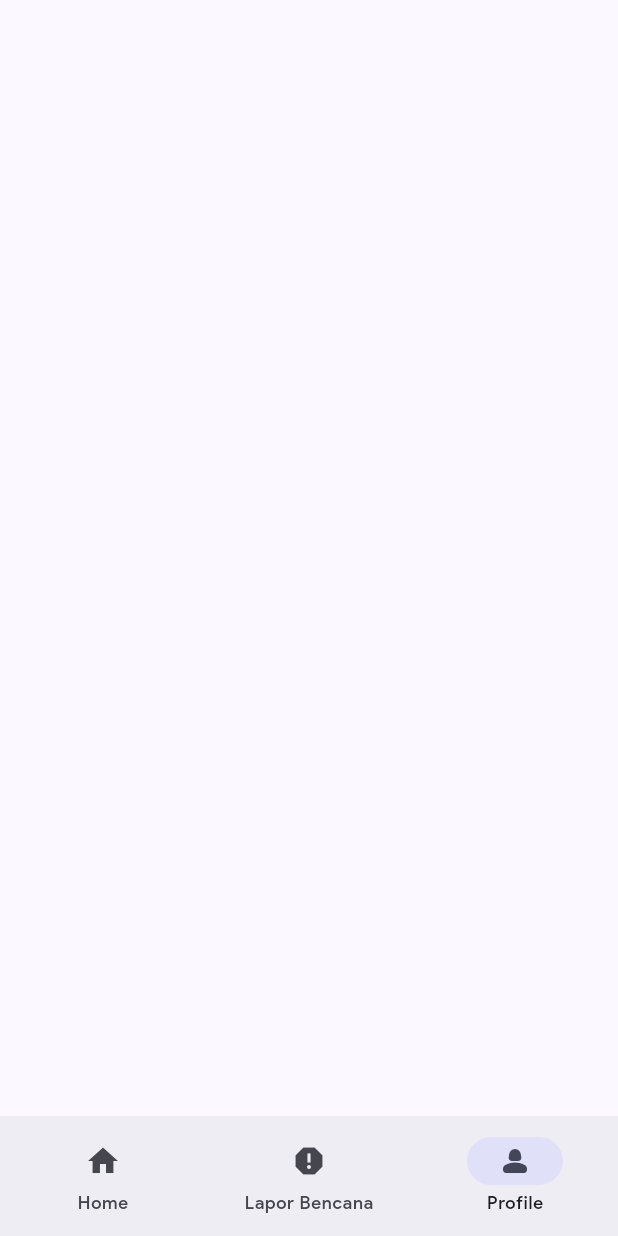
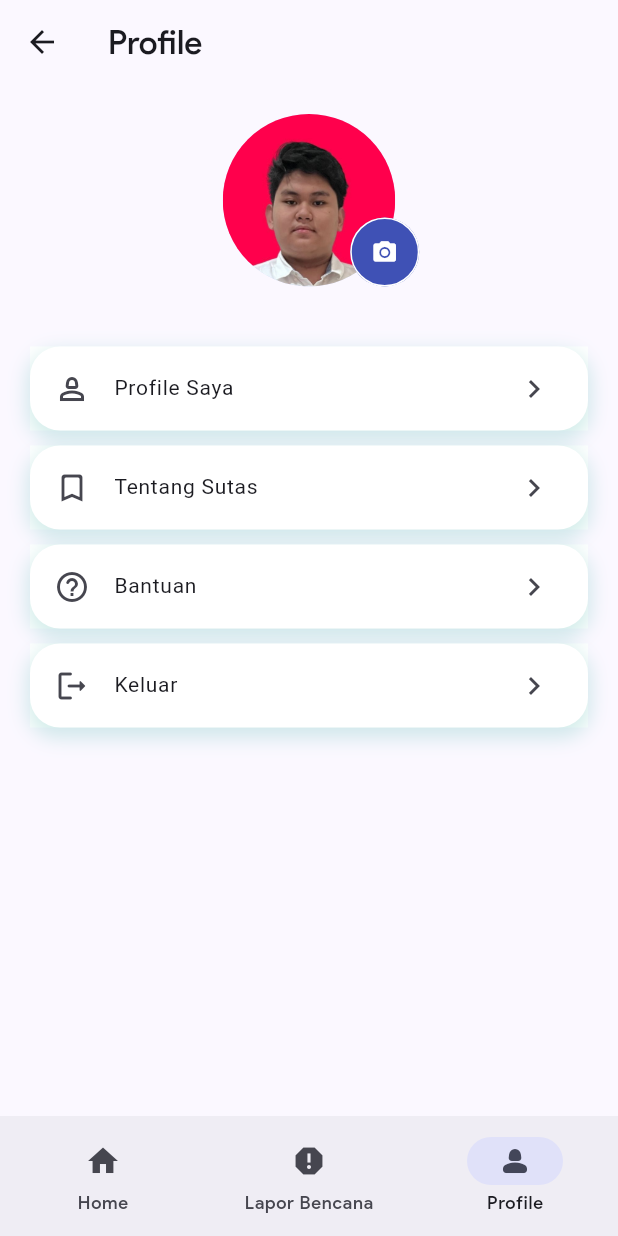
Before and after one commit to memorezasabana/sutasapp, a Flutter app: the BottomBar screen opened directly, item 3 of the bottom bar chosen, on a phone screen of 412 x 824 dp. Run offline on Flutter 3.47's test engine with Material 3 defaults, Android fonts, the phone set to English and light mode, and no system bars; our stand-ins replace flutter_svg, get; Roboto replaces fonts that are missing (ProductSans).

Commit message:
update4mar#2

```diff
--- a/lib/screens/dashboard/bottom_nav_bar.dart
+++ b/lib/screens/dashboard/bottom_nav_bar.dart
@@ -1,6 +1,7 @@
 import 'package:flutter/material.dart';
 import 'package:get/get.dart';
 import 'package:sutasapp/screens/dashboard/dashboard_screen.dart';
+import 'package:sutasapp/screens/profile/profile_page.dart';
 
 class BottomBar extends StatelessWidget {
   const BottomBar({super.key});
@@ -32,5 +33,5 @@ class BottomBar extends StatelessWidget {
 
 class NavigationController extends GetxController {
   final Rx<int> selectedIndex = 0.obs;
-  final screens = [const DashboardScreen(), Container(), Container()];
+  final screens = [const DashboardScreen(), Container(), const ProfileScreen()];
 }
--- a/lib/screens/login_page.dart
+++ b/lib/screens/login_page.dart
@@ -39,7 +39,7 @@ class _LoginPageState extends State<LoginPage> {
         decoration: BoxDecoration(
           color: myColor,
           image: const DecorationImage(
-            image: AssetImage("assets/images/patung.png"),
+            image: AssetImage("assets/images/patung.jpg"),
             fit: BoxFit.cover,
           ),
         ),
--- /dev/null
+++ b/lib/screens/profile/constant.dart
@@ -0,0 +1,48 @@
+import 'package:flutter/material.dart';
+
+const kPrimaryColor = Color(0xFFFF7643);
+const kPrimaryLightColor = Color(0xFFFFECDF);
+const kPrimaryGradientColor = LinearGradient(
+  begin: Alignment.topLeft,
+  end: Alignment.bottomRight,
+  colors: [Color(0xFFFFA53E), Color(0xFFFF7643)],
+);
+const kSecondaryColor = Color(0xFF979797);
+const kTextColor = Colors.black;
+
+const kAnimationDuration = Duration(milliseconds: 200);
+
+const headingStyle = TextStyle(
+  fontSize: 24,
+  fontWeight: FontWeight.bold,
+  color: Colors.black,
+  height: 1.5,
+);
+
+const defaultDuration = Duration(milliseconds: 250);
+
+// Form Error
+final RegExp emailValidatorRegExp =
+    RegExp(r"^[a-zA-Z0-9.]+@[a-zA-Z0-9]+\.[a-zA-Z]+");
+const String kEmailNullError = "Please Enter your email";
+const String kInvalidEmailError = "Please Enter Valid Email";
+const String kPassNullError = "Please Enter your password";
+const String kShortPassError = "Password is too short";
+const String kMatchPassError = "Passwords don't match";
+const String kNamelNullError = "Please Enter your name";
+const String kPhoneNumberNullError = "Please Enter your phone number";
+const String kAddressNullError = "Please Enter your address";
+
+final otpInputDecoration = InputDecoration(
+  contentPadding: const EdgeInsets.symmetric(vertical: 16),
+  border: outlineInputBorder(),
+  focusedBorder: outlineInputBorder(),
+  enabledBorder: outlineInputBorder(),
+);
+
+OutlineInputBorder outlineInputBorder() {
+  return OutlineInputBorder(
+    borderRadius: BorderRadius.circular(16),
+    borderSide: const BorderSide(color: kTextColor),
+  );
+}
--- /dev/null
+++ b/lib/screens/profile/profile_page.dart
@@ -0,0 +1,128 @@
+import 'package:flutter/material.dart';
+import 'package:sutasapp/screens/profile/profile_pic.dart';
+
+class ProfileScreen extends StatelessWidget {
+  static String routeName = "/profile";
+
+  const ProfileScreen({super.key});
+  @override
+  Widget build(BuildContext context) {
+    return Scaffold(
+      appBar: AppBar(
+        title: const Text("Profile"),
+      ),
+      body: SingleChildScrollView(
+        padding: const EdgeInsets.symmetric(vertical: 20),
+        child: Column(
+          children: [
+            const ProfilePic(),
+            const SizedBox(height: 40),
+            Container(
+              margin: const EdgeInsets.only(right: 20, left: 20),
+              decoration: BoxDecoration(
+                  color: Colors.white,
+                  borderRadius: BorderRadius.circular(20),
+                  boxShadow: [
+                    BoxShadow(
+                        offset: const Offset(0, 5),
+                        color: Colors.teal.shade400.withOpacity(.2),
+                        spreadRadius: 2,
+                        blurRadius: 10)
+                  ]),
+              child: const ListTile(
+                title: Text(
+                  "Profile Saya",
+                  style: TextStyle(
+                      fontSize: 14,
+                      fontFamily: 'ProductSans',
+                      fontWeight: FontWeight.normal),
+                ),
+                leading: Icon(Icons.person_2_outlined),
+                tileColor: Colors.white,
+                trailing: Icon(Icons.keyboard_arrow_right),
+              ),
+            ),
+            SizedBox(height: 10),
+            Container(
+              margin: const EdgeInsets.only(right: 20, left: 20),
+              decoration: BoxDecoration(
+                  color: Colors.white,
+                  borderRadius: BorderRadius.circular(20),
+                  boxShadow: [
+                    BoxShadow(
+                        offset: const Offset(0, 5),
+                        color: Colors.teal.shade400.withOpacity(.2),
+                        spreadRadius: 2,
+                        blurRadius: 10)
+                  ]),
+              child: const ListTile(
+                title: Text(
+                  "Tentang Sutas",
+                  style: TextStyle(
+                      fontSize: 14,
+                      fontFamily: 'ProductSans',
+                      fontWeight: FontWeight.normal),
+                ),
+                leading: Icon(Icons.bookmark_outline_rounded),
+                tileColor: Colors.white,
+                trailing: Icon(Icons.keyboard_arrow_right),
+              ),
+            ),
+            SizedBox(height: 10),
+            Container(
+              margin: const EdgeInsets.only(right: 20, left: 20),
+              decoration: BoxDecoration(
+                  color: Colors.white,
+                  borderRadius: BorderRadius.circular(20),
+                  boxShadow: [
+                    BoxShadow(
+                        offset: const Offset(0, 5),
+                        color: Colors.teal.shade400.withOpacity(.2),
+                        spreadRadius: 2,
+                        blurRadius: 10)
+                  ]),
+              child: const ListTile(
+                title: Text(
+                  "Bantuan",
+                  style: TextStyle(
+                      fontSize: 14,
+                      fontFamily: 'ProductSans',
+                      fontWeight: FontWeight.normal),
+                ),
+                leading: Icon(Icons.help_outline_rounded),
+                tileColor: Colors.white,
+                trailing: Icon(Icons.keyboard_arrow_right),
+              ),
+            ),
+            SizedBox(height: 10),
+            Container(
+              margin: const EdgeInsets.only(right: 20, left: 20),
+              decoration: BoxDecoration(
+                  color: Colors.white,
+                  borderRadius: BorderRadius.circular(20),
+                  boxShadow: [
+                    BoxShadow(
+                        offset: const Offset(0, 5),
+                        color: Colors.teal.shade400.withOpacity(.2),
+                        spreadRadius: 2,
+                        blurRadius: 10)
+                  ]),
+              child: const ListTile(
+                title: Text(
+                  "Keluar",
+                  style: TextStyle(
+                      fontSize: 14,
+                      fontFamily: 'ProductSans',
+                      fontWeight: FontWeight.normal),
+                ),
+                leading: Icon(Icons.logout_rounded),
+                tileColor: Colors.white,
+                trailing: Icon(Icons.keyboard_arrow_right),
+              ),
+            ),
+          ],
+        ),
+      ),
+    );
+  }
+}
--- /dev/null
+++ b/lib/screens/profile/profile_pic.dart
@@ -0,0 +1,43 @@
+import 'package:flutter/material.dart';
+import 'package:flutter_svg/flutter_svg.dart';
+
+class ProfilePic extends StatelessWidget {
+  const ProfilePic({
+    Key? key,
+  }) : super(key: key);
+
+  @override
+  Widget build(BuildContext context) {
+    return SizedBox(
+      height: 115,
+      width: 115,
+      child: Stack(
+        fit: StackFit.expand,
+        clipBehavior: Clip.none,
+        children: [
+          const CircleAvatar(
+            backgroundImage: AssetImage("assets/images/image.jpg"),
+          ),
+          Positioned(
+            right: -16,
+            bottom: 0,
+            child: SizedBox(
+              height: 46,
+              width: 46,
+              child: TextButton(
+                  style: TextButton.styleFrom(
+                      foregroundColor: Colors.white,
+                      shape: RoundedRectangleBorder(
+                        borderRadius: BorderRadius.circular(50),
+                        side: const BorderSide(color: Colors.white),
+                      ),
+                      backgroundColor: Colors.indigo),
+                  onPressed: () {},
+                  child: Icon(Icons.camera_alt)),
+            ),
+          )
+        ],
+      ),
+    );
+  }
+}
--- a/lib/screens/signup_page.dart
+++ b/lib/screens/signup_page.dart
@@ -16,7 +16,7 @@ class _SignPageState extends State<SignPage> {
   late Size mediaSize;
 
   TextEditingController emailController = TextEditingController();
-  TextEditingController phoneController = TextEditingController(text: "+62");
+  TextEditingController phoneController = TextEditingController(text: "(+62)");
   TextEditingController nameController = TextEditingController();
   TextEditingController passwordController = TextEditingController();
 
@@ -34,7 +34,7 @@ class _SignPageState extends State<SignPage> {
         decoration: BoxDecoration(
           color: myColor,
           image: const DecorationImage(
-            image: AssetImage("assets/images/patung.png"),
+            image: AssetImage("assets/images/patung.jpg"),
             fit: BoxFit.cover,
           ),
         ),
@@ -205,6 +205,27 @@ class _SignPageState extends State<SignPage> {
                           ),
                         ),
                         SizedBox(height: 10),
+                        Row(
+                          mainAxisAlignment: MainAxisAlignment.center,
+                          children: [
+                            Text("Sudah punya akun ? "),
+                            InkWell(
+                              onTap: () {
+                                Navigator.of(context).push(MaterialPageRoute(
+                                  builder: (context) {
+                                    return const LoginPage();
+                                  },
+                                ));
+                              },
+                              child: const Text(
+                                "Sign In",
+                                style: TextStyle(
+                                  color: Colors.indigo,
+                                ),
+                              ),
+                            ),
+                          ],
+                        ),
                       ],
                     ),
                   ),
--- a/pubspec.yaml
+++ b/pubspec.yaml
@@ -28,6 +28,7 @@ environment:
 # the latest version available on pub.dev. To see which dependencies have newer
 # versions available, run `flutter pub outdated`.
 dependencies:
+  flutter_screenutil: ^5.9.0
   get:
   flutter:
     sdk: flutter
@@ -71,7 +72,8 @@ flutter:
     - assets/images/logo.png
     - assets/images/kabar1.jpeg
     - assets/images/kabar2.jpeg
-    - assets/images/patung.png
+    - assets/images/patung.jpg
+    - assets/images/image.jpg
 
     # - images/a_dot_ham.jpeg
 
```
Also changed, not shown: assets/images/image.jpg (added), assets/images/logo.png, pubspec.lock, 1 other file.
